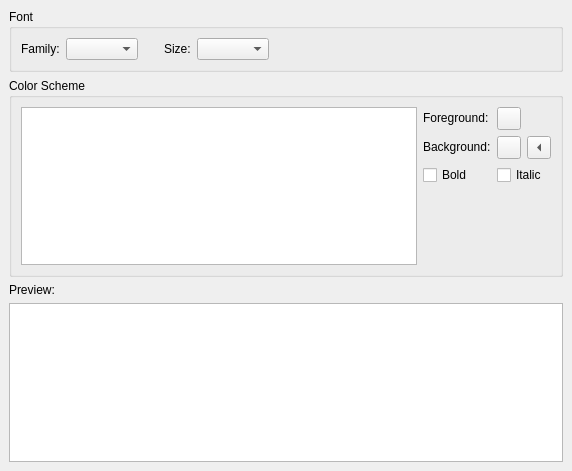
First picture: the form in src/plugins/texteditor/fontsettingspage.ui, repository qt-creator/qt-creator, before the edit.
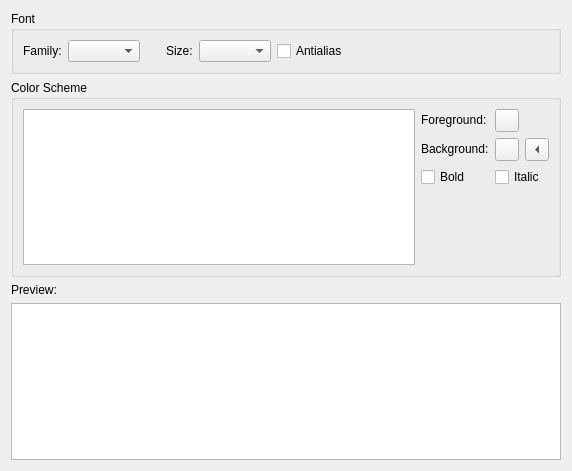
Second picture: the form after the edit.

The edit to the form file:
```diff
--- a/src/plugins/texteditor/fontsettingspage.ui
+++ b/src/plugins/texteditor/fontsettingspage.ui
@@ -11,24 +11,12 @@
    </rect>
   </property>
   <layout class="QVBoxLayout">
-   <property name="spacing">
-    <number>6</number>
-   </property>
-   <property name="margin">
-    <number>9</number>
-   </property>
    <item>
     <widget class="QGroupBox" name="groupBox">
      <property name="title">
       <string>Font</string>
      </property>
      <layout class="QHBoxLayout">
-      <property name="spacing">
-       <number>6</number>
-      </property>
-      <property name="margin">
-       <number>9</number>
-      </property>
       <item>
        <widget class="QLabel" name="label_5">
         <property name="sizePolicy">
@@ -91,6 +79,13 @@
         </property>
        </widget>
       </item>
+      <item>
+       <widget class="QCheckBox" name="antialias">
+        <property name="text">
+         <string>Antialias</string>
+        </property>
+       </widget>
+      </item>
       <item>
        <spacer>
         <property name="orientation">
@@ -119,12 +114,6 @@
       <string>Color Scheme</string>
      </property>
      <layout class="QHBoxLayout">
-      <property name="spacing">
-       <number>6</number>
-      </property>
-      <property name="margin">
-       <number>9</number>
-      </property>
       <item>
        <widget class="QListWidget" name="itemListWidget">
         <property name="sizePolicy">
@@ -137,12 +126,6 @@
       </item>
       <item>
        <layout class="QGridLayout">
-        <property name="margin">
-         <number>0</number>
-        </property>
-        <property name="spacing">
-         <number>6</number>
-        </property>
         <item row="2" column="0">
          <widget class="QCheckBox" name="boldCheckBox">
           <property name="text">
```
